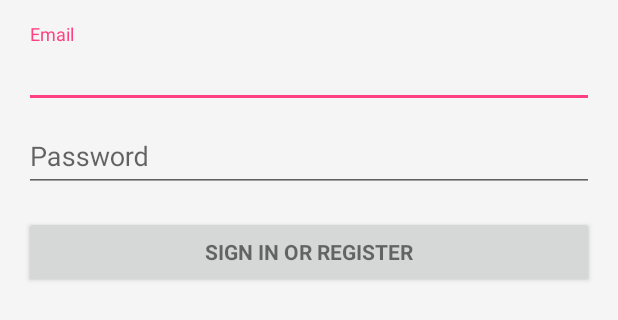
After one commit to Arobce/Traversity, an Android app: the layout activity_login.xml on its own in the app's theme, with its tools: preview values and no code run, on a phone screen of 412 x 824 dp. The commit adds this screen. Shown: the top 320 px of the screen. Run offline under Robolectric (Android 15) with nearby library versions, the phone set to English and light mode, and no system bars; network calls fail.

Commit message:
Added Login Activity

```diff
--- a/app/src/main/java/com/roshan/traversity/MainActivity.java
+++ b/app/src/main/java/com/roshan/traversity/MainActivity.java
@@ -125,6 +125,12 @@
         //noinspection SimplifiableIfStatement
         if (id == R.id.action_settings) {
             return true;
+        } else if (id == R.id.action_login){
+
+            Intent loginIntent = new Intent(this,LoginActivity.class);
+            startActivity(loginIntent);
+
+            return true;
         }
 
         return super.onOptionsItemSelected(item);
--- /dev/null
+++ b/app/src/main/res/layout/activity_login.xml
@@ -0,0 +1,77 @@
+<LinearLayout xmlns:android="http://schemas.android.com/apk/res/android"
+    xmlns:tools="http://schemas.android.com/tools"
+    android:layout_width="match_parent"
+    android:layout_height="match_parent"
+    android:gravity="center_horizontal"
+    android:orientation="vertical"
+    android:paddingBottom="@dimen/activity_vertical_margin"
+    android:paddingLeft="@dimen/activity_horizontal_margin"
+    android:paddingRight="@dimen/activity_horizontal_margin"
+    android:paddingTop="@dimen/activity_vertical_margin"
+    tools:context="com.roshan.traversity.LoginActivity">
+
+    <!-- Login progress -->
+    <ProgressBar
+        android:id="@+id/login_progress"
+        style="?android:attr/progressBarStyleLarge"
+        android:layout_width="wrap_content"
+        android:layout_height="wrap_content"
+        android:layout_marginBottom="8dp"
+        android:visibility="gone" />
+
+    <ScrollView
+        android:id="@+id/login_form"
+        android:layout_width="match_parent"
+        android:layout_height="match_parent">
+
+        <LinearLayout
+            android:id="@+id/email_login_form"
+            android:layout_width="match_parent"
+            android:layout_height="wrap_content"
+            android:orientation="vertical">
+
+            <android.support.design.widget.TextInputLayout
+                android:layout_width="match_parent"
+                android:layout_height="wrap_content">
+
+                <AutoCompleteTextView
+                    android:id="@+id/email"
+                    android:layout_width="match_parent"
+                    android:layout_height="wrap_content"
+                    android:hint="@string/prompt_email"
+                    android:inputType="textEmailAddress"
+                    android:maxLines="1"
+                    android:singleLine="true" />
+
+            </android.support.design.widget.TextInputLayout>
+
+            <android.support.design.widget.TextInputLayout
+                android:layout_width="match_parent"
+                android:layout_height="wrap_content">
+
+                <EditText
+                    android:id="@+id/password"
+                    android:layout_width="match_parent"
+                    android:layout_height="wrap_content"
+                    android:hint="@string/prompt_password"
+                    android:imeActionId="6"
+                    android:imeActionLabel="@string/action_sign_in_short"
+                    android:imeOptions="actionUnspecified"
+                    android:inputType="textPassword"
+                    android:maxLines="1"
+                    android:singleLine="true" />
+
+            </android.support.design.widget.TextInputLayout>
+
+            <Button
+                android:id="@+id/email_sign_in_button"
+                style="?android:textAppearanceSmall"
+                android:layout_width="match_parent"
+                android:layout_height="wrap_content"
+                android:layout_marginTop="16dp"
+                android:text="@string/action_sign_in"
+                android:textStyle="bold" />
+
+        </LinearLayout>
+    </ScrollView>
+</LinearLayout>
```
Also changed, not shown: app/src/main/AndroidManifest.xml (+14 -1 lines), app/src/main/java/com/roshan/traversity/LoginActivity.java (added, +360 -0 lines), app/src/main/res/layout/activity_location.xml (+22 -0 lines), app/src/main/res/values/strings.xml (+14 -88 lines).
